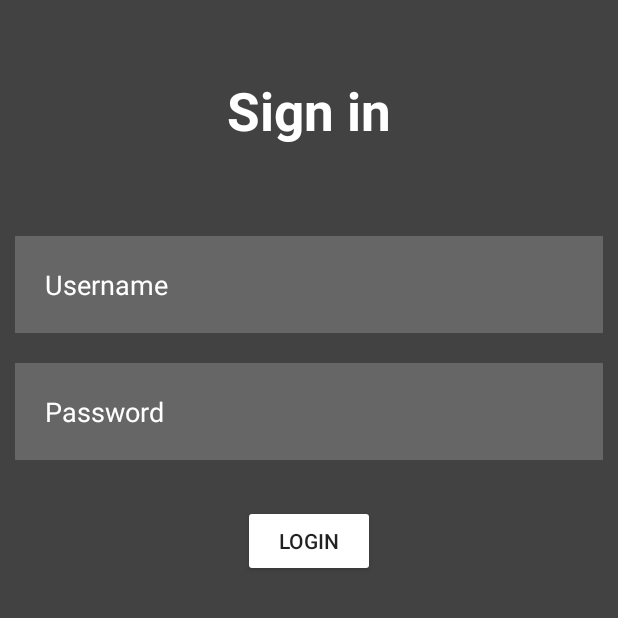
After one commit to MarkoCuk54/AluProfile-Detection-AndroidApp, an Android app: the Login screen opened directly, with no data from a screen before it, on a phone screen of 412 x 824 dp, the top half of it. The commit adds this screen. Run offline under Robolectric (Android 15) with nearby library versions, the phone set to English and light mode, and no system bars.

Commit message:
adding Login Page

```diff
--- /dev/null
+++ b/app/src/main/java/com/example/emerus/Login.java
@@ -0,0 +1,46 @@
+package com.example.emerus;
+
+
+import androidx.appcompat.app.AppCompatActivity;
+
+import android.content.Intent;
+import android.os.Bundle;
+import android.view.View;
+import android.widget.Button;
+import android.widget.TextView;
+import android.widget.Toast;
+
+import com.google.android.material.button.MaterialButton;
+
+public class Login extends AppCompatActivity {
+
+    @Override
+    protected void onCreate(Bundle savedInstanceState) {
+        super.onCreate(savedInstanceState);
+        setContentView(R.layout.activity_login);
+
+
+        TextView username =(TextView) findViewById(R.id.username);
+        TextView password =(TextView) findViewById(R.id.password);
+
+        Button loginbtn = findViewById(R.id.loginbtn);
+
+        //admin and admin
+
+        loginbtn.setOnClickListener(new View.OnClickListener() {
+            @Override
+            public void onClick(View v) {
+                if(username.getText().toString().equals("admin") && password.getText().toString().equals("emerus")){
+                    //correct
+                    Toast.makeText(Login.this,"LOGIN SUCCESSFUL",Toast.LENGTH_SHORT).show();
+                    startActivity(new Intent(Login.this, MainActivity.class));
+
+                }else
+                    //incorrect
+                    Toast.makeText(Login.this,"LOGIN FAILED !!!",Toast.LENGTH_SHORT).show();
+            }
+        });
+
+
+    }
+}
--- /dev/null
+++ b/app/src/main/res/layout/activity_login.xml
@@ -0,0 +1,70 @@
+<?xml version="1.0" encoding="utf-8"?>
+<RelativeLayout xmlns:android="http://schemas.android.com/apk/res/android"
+    xmlns:app="http://schemas.android.com/apk/res-auto"
+    xmlns:tools="http://schemas.android.com/tools"
+    android:layout_width="match_parent"
+    android:layout_height="match_parent"
+    android:background="@color/cardview_dark_background"
+    tools:context=".Login">
+
+    <TextView
+        android:layout_width="match_parent"
+        android:layout_height="wrap_content"
+        android:id="@+id/signin"
+        android:text="Sign in"
+        android:textColor="@color/white"
+        android:textSize="35dp"
+        android:textStyle="bold"
+        android:layout_margin="50dp"
+        android:gravity="center"/>
+
+    <EditText
+        android:layout_width="match_parent"
+        android:layout_height="wrap_content"
+        android:id="@+id/username"
+        android:layout_below="@id/signin"
+        android:background="#30ffffff"
+        android:hint="Username"
+        android:textColorHint="@color/white"
+        android:textColor="@color/white"
+        android:layout_margin="10dp"
+        android:padding="20dp"
+        android:drawablePadding="20dp"/>
+
+    <EditText
+        android:id="@+id/password"
+        android:layout_width="match_parent"
+        android:layout_height="wrap_content"
+        android:layout_below="@id/username"
+        android:layout_marginStart="10dp"
+        android:layout_marginTop="10dp"
+        android:layout_marginEnd="10dp"
+        android:layout_marginBottom="10dp"
+        android:background="#30ffffff"
+        android:drawablePadding="20dp"
+        android:hint="Password"
+        android:inputType="textPassword"
+        android:padding="20dp"
+        android:textColor="@color/white"
+        android:textColorHint="@color/white" />
+
+    <Button
+        android:id="@+id/loginbtn"
+        android:layout_width="wrap_content"
+        android:layout_height="wrap_content"
+        android:layout_below="@id/password"
+        android:layout_centerHorizontal="true"
+        android:layout_marginStart="20dp"
+        android:layout_marginTop="20dp"
+        android:layout_marginEnd="20dp"
+        android:layout_marginBottom="20dp"
+        android:backgroundTint="@color/white"
+        android:text="LOGIN" />
+
+
+
+
+
+
+
+</RelativeLayout>
--- a/app/src/main/res/layout/activity_main.xml
+++ b/app/src/main/res/layout/activity_main.xml
@@ -5,7 +5,7 @@
     android:layout_width="match_parent"
     android:layout_height="match_parent"
     android:background="#046C91"
-    tools:context="com.example.cartoonclassification.MainActivity">
+    tools:context="com.example.emerus.com.example.emerus.MainActivity">
 
 
     <TextView
--- a/app/src/main/res/layout/activity_splash_activitiy.xml
+++ b/app/src/main/res/layout/activity_splash_activitiy.xml
@@ -4,7 +4,7 @@
     xmlns:tools="http://schemas.android.com/tools"
     android:layout_width="match_parent"
     android:layout_height="match_parent"
-    tools:context=".SplashActivitiy">
+    tools:context="com.example.emerus.SplashActivitiy">
 
     <pl.droidsonroids.gif.GifImageView
         android:id="@+id/gifImageView"
--- a/app/src/main/res/values/colors.xml
+++ b/app/src/main/res/values/colors.xml
@@ -1,6 +1,10 @@
 <?xml version="1.0" encoding="utf-8"?>
 <resources>
-    <color name="colorPrimary">#6200EE</color>
-    <color name="colorPrimaryDark">#3700B3</color>
-    <color name="colorAccent">#03DAC5</color>
+    <color name="purple_200">#FFBB86FC</color>
+    <color name="purple_500">#FF6200EE</color>
+    <color name="purple_700">#FF3700B3</color>
+    <color name="teal_200">#FF03DAC5</color>
+    <color name="teal_700">#FF018786</color>
+    <color name="black">#FF000000</color>
+    <color name="white">#FFFFFFFF</color>
 </resources>
--- a/app/src/main/res/values/strings.xml
+++ b/app/src/main/res/values/strings.xml
@@ -1,3 +1,3 @@
 <resources>
-    <string name="app_name">Emerus 0.0.2</string>
+    <string name="app_name">MyLoginApp</string>
 </resources>
--- a/app/src/main/res/values/styles.xml
+++ b/app/src/main/res/values/styles.xml
@@ -3,9 +3,9 @@
     <!-- Base application theme. -->
     <style name="AppTheme" parent="Theme.AppCompat.Light.NoActionBar">
         <!-- Customize your theme here. -->
-        <item name="colorPrimary">@color/colorPrimary</item>
-        <item name="colorPrimaryDark">@color/colorPrimaryDark</item>
-        <item name="colorAccent">@color/colorAccent</item>
+        <item name="colorPrimary">@color/white</item>
+        <item name="colorPrimaryDark">@color/black</item>
+        <item name="colorAccent">@color/white</item>
     </style>
 
 </resources>
```
Also changed, not shown: app/src/main/AndroidManifest.xml (+7 -6 lines), app/src/main/java/com/example/emerus/MainActivity.java (renamed from app/src/main/java/com/example/cartoonclassification/MainActivity.java, +172 -192 lines), app/src/main/java/com/example/emerus/SplashActivitiy.java (renamed from app/src/main/java/com/example/cartoonclassification/SplashActivitiy.java, +5 -2 lines), app/src/main/res/values/themes.xml (added, +16 -0 lines), 4 other files.
